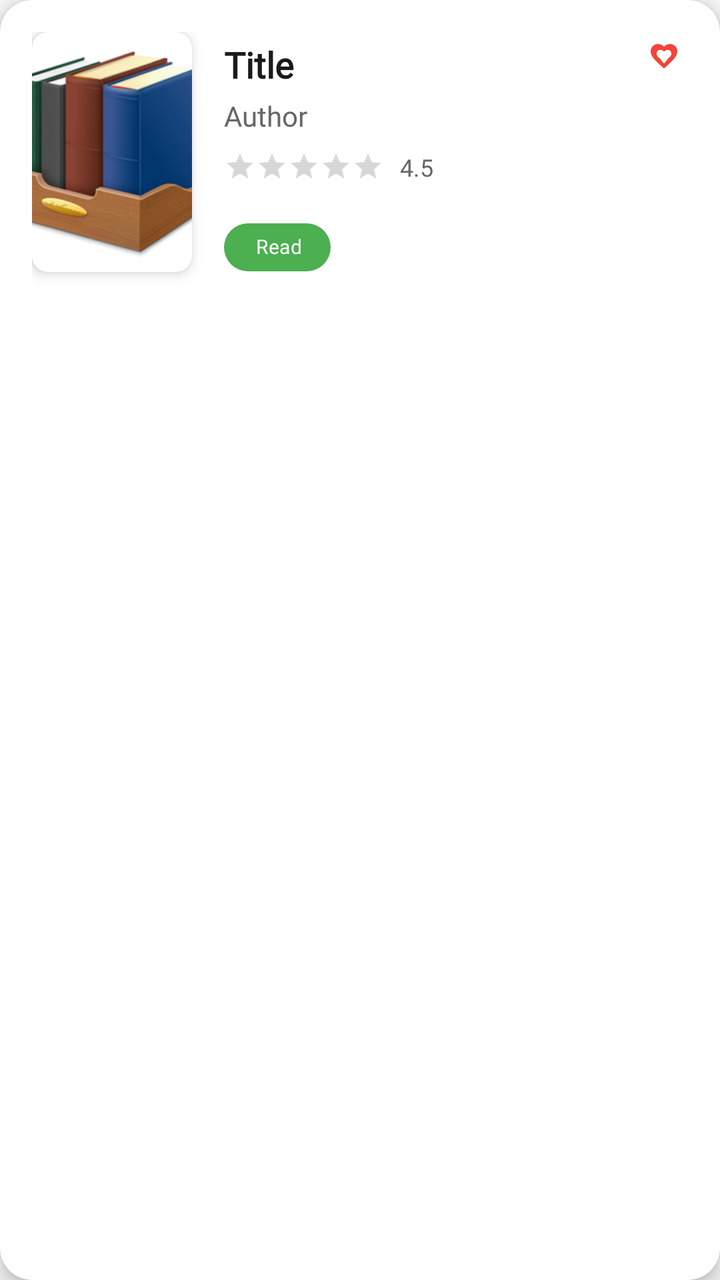
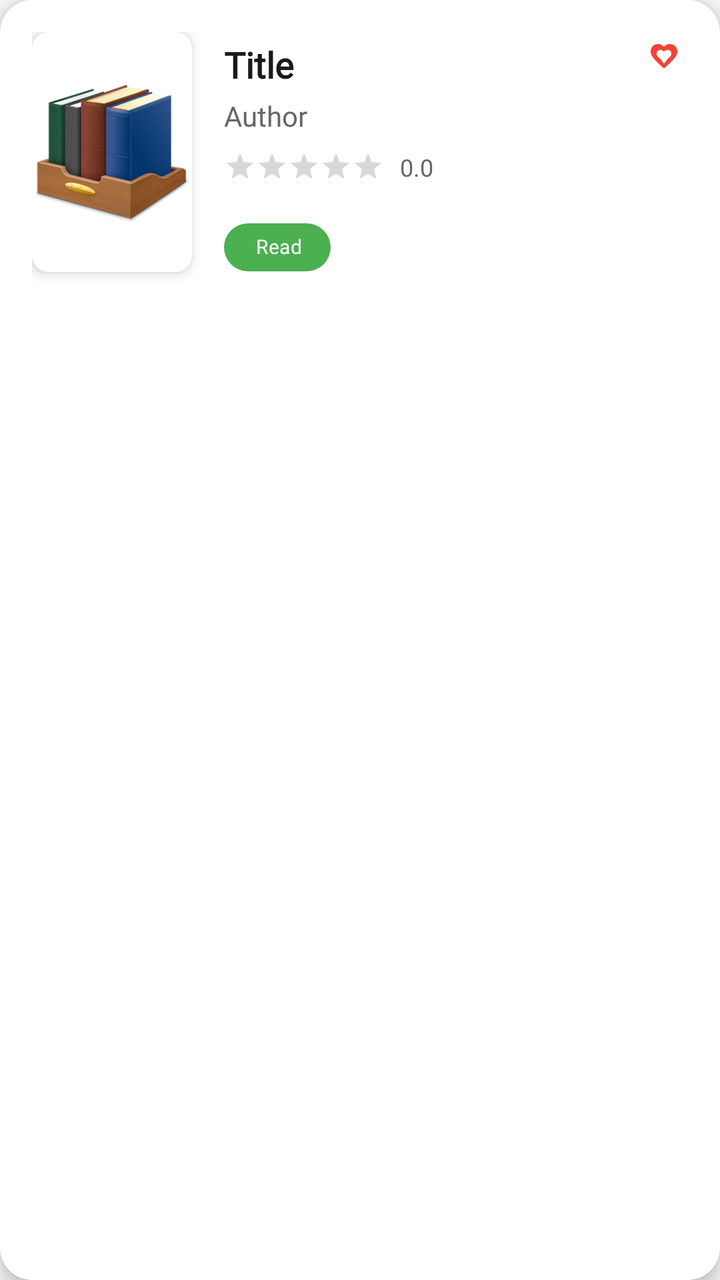

The first picture is an Android layout as it rendered before a commit; the second is the same layout after the commit. The layout source and the unified diff follow.
<!-- AndroidManifest.xml: application theme Theme.BookClub -->
<!-- res/layout/item_book.xml -->
<?xml version="1.0" encoding="utf-8"?>
<com.google.android.material.card.MaterialCardView
    xmlns:android="http://schemas.android.com/apk/res/android"
    xmlns:app="http://schemas.android.com/apk/res-auto"
    android:layout_width="match_parent"
    android:layout_height="wrap_content"
    android:layout_marginBottom="12dp"
    android:layout_marginHorizontal="4dp"
    app:cardCornerRadius="16dp"
    app:cardElevation="6dp"
    app:cardBackgroundColor="@color/card_background"
    android:clickable="true"
    android:focusable="true"
    android:foreground="?android:attr/selectableItemBackground">

    <androidx.constraintlayout.widget.ConstraintLayout
        android:layout_width="match_parent"
        android:layout_height="wrap_content"
        android:padding="16dp">

        
        <com.google.android.material.card.MaterialCardView
            android:id="@+id/coverCardView"
            android:layout_width="80dp"
            android:layout_height="120dp"
            app:cardCornerRadius="8dp"
            app:cardElevation="4dp"
            app:layout_constraintStart_toStartOf="parent"
            app:layout_constraintTop_toTopOf="parent">

            <ImageView
                android:id="@+id/item_image"
                android:layout_width="match_parent"
                android:layout_height="match_parent"
                android:scaleType="centerCrop"
                android:src="@drawable/book_cover"
                android:contentDescription="@string/book_cover" />
        </com.google.android.material.card.MaterialCardView>

        
        <TextView
            android:id="@+id/book_title"
            android:layout_width="0dp"
            android:layout_height="wrap_content"
            android:layout_marginStart="16dp"
            android:layout_marginTop="4dp"
            android:text="@string/title"
            android:textColor="@color/text_primary"
            android:textSize="18sp"
            android:textStyle="bold"
            android:maxLines="2"
            android:ellipsize="end"
            android:fontFamily="@font/roboto_bold"
            app:layout_constraintStart_toEndOf="@id/coverCardView"
            app:layout_constraintEnd_toEndOf="parent"
            app:layout_constraintTop_toTopOf="@id/coverCardView" />

        
        <TextView
            android:id="@+id/book_author"
            android:layout_width="0dp"
            android:layout_height="wrap_content"
            android:layout_marginStart="16dp"
            android:layout_marginTop="4dp"
            android:text="@string/author"
            android:textColor="@color/text_secondary"
            android:textSize="14sp"
            android:maxLines="1"
            android:ellipsize="end"
            android:fontFamily="@font/roboto_regular"
            app:layout_constraintStart_toEndOf="@id/coverCardView"
            app:layout_constraintEnd_toEndOf="parent"
            app:layout_constraintTop_toBottomOf="@id/book_title" />

        
        <LinearLayout
            android:id="@+id/ratingLayout"
            android:layout_width="wrap_content"
            android:layout_height="wrap_content"
            android:layout_marginStart="16dp"
            android:layout_marginTop="8dp"
            android:orientation="horizontal"
            android:gravity="center_vertical"
            app:layout_constraintStart_toEndOf="@id/coverCardView"
            app:layout_constraintTop_toBottomOf="@id/book_author">

            <RatingBar
                android:id="@+id/ratingBar"
                style="?android:attr/ratingBarStyleSmall"
                android:layout_width="wrap_content"
                android:layout_height="wrap_content"
                android:numStars="5"
                android:stepSize="0.5"
                android:isIndicator="true"
                android:progressTint="@color/book_gold"
                android:secondaryProgressTint="@color/text_tertiary" />

            <TextView
                android:id="@+id/ratingText"
                android:layout_width="wrap_content"
                android:layout_height="wrap_content"
                android:layout_marginStart="8dp"
                android:text="4.5"
                android:textColor="@color/text_secondary"
                android:textSize="12sp"
                android:fontFamily="@font/roboto_medium" />
        </LinearLayout>

        
        <com.google.android.material.chip.Chip
            android:id="@+id/statusChip"
            android:layout_width="wrap_content"
            android:layout_height="wrap_content"
            android:layout_marginStart="16dp"
            android:layout_marginTop="8dp"
            android:text="@string/status_read"
            android:textSize="10sp"
            app:chipBackgroundColor="@color/success_color"
            app:chipStartPadding="8dp"
            app:chipEndPadding="8dp"
            app:chipMinHeight="24dp"
            android:textColor="@color/text_on_primary"
            app:layout_constraintStart_toEndOf="@id/coverCardView"
            app:layout_constraintTop_toBottomOf="@id/ratingLayout" />

        
        <ImageView
            android:id="@+id/favoriteIcon"
            android:layout_width="24dp"
            android:layout_height="24dp"
            android:src="@drawable/ic_favorite_border"
            android:background="?attr/selectableItemBackgroundBorderless"
            android:padding="4dp"
            app:tint="@color/error_color"
            app:layout_constraintEnd_toEndOf="parent"
            app:layout_constraintTop_toTopOf="parent"
            android:contentDescription="@string/add_to_favorites" />
    </androidx.constraintlayout.widget.ConstraintLayout>

</com.google.android.material.card.MaterialCardView>
<!-- resources referenced by this layout -->
<resources>
  <color name="book_gold">#FFD700</color>
  <color name="card_background">#FFFFFF</color>
  <color name="error_color">#F44336</color>
  <color name="success_color">#4CAF50</color>
  <color name="text_on_primary">#FFFFFF</color>
  <color name="text_primary">#1A1A1A</color>
  <color name="text_secondary">#666666</color>
  <color name="text_tertiary">#999999</color>
  <string name="add_to_favorites">Add to Favorites</string>
  <string name="author">Author</string>
  <string name="book_cover">Book Cover</string>
  <string name="status_read">Read</string>
  <string name="title">Title</string>
  <color name="primary_color">#2E7D9A</color>
  <color name="primary_variant">#1E5F75</color>
  <color name="secondary_color">#F4A261</color>
  <color name="secondary_variant">#E76F51</color>
  <color name="surface_color">#FFFFFF</color>
  <color name="background_primary">#FAFAFA</color>
  <style name="TextAppearance.BookClub.Headline1" parent="TextAppearance.MaterialComponents.Headline1">
          <item name="fontFamily">@font/roboto_bold</item>
          <item name="android:textColor">@color/text_primary</item>
          <item name="android:textSize">96sp</item>
      </style>
  <style name="TextAppearance.BookClub.Headline2" parent="TextAppearance.MaterialComponents.Headline2">
          <item name="fontFamily">@font/roboto_bold</item>
          <item name="android:textColor">@color/text_primary</item>
          <item name="android:textSize">60sp</item>
      </style>
  <style name="TextAppearance.BookClub.Headline3" parent="TextAppearance.MaterialComponents.Headline3">
          <item name="fontFamily">@font/roboto_bold</item>
          <item name="android:textColor">@color/text_primary</item>
          <item name="android:textSize">48sp</item>
      </style>
  <style name="TextAppearance.BookClub.Headline4" parent="TextAppearance.MaterialComponents.Headline4">
          <item name="fontFamily">@font/roboto_bold</item>
          <item name="android:textColor">@color/text_primary</item>
          <item name="android:textSize">34sp</item>
      </style>
  <style name="TextAppearance.BookClub.Headline5" parent="TextAppearance.MaterialComponents.Headline5">
          <item name="fontFamily">@font/roboto_bold</item>
          <item name="android:textColor">@color/text_primary</item>
          <item name="android:textSize">24sp</item>
      </style>
  <style name="TextAppearance.BookClub.Headline6" parent="TextAppearance.MaterialComponents.Headline6">
          <item name="fontFamily">@font/roboto_bold</item>
          <item name="android:textColor">@color/text_primary</item>
          <item name="android:textSize">20sp</item>
      </style>
  <style name="TextAppearance.BookClub.Body1" parent="TextAppearance.MaterialComponents.Body1">
          <item name="fontFamily">@font/roboto_regular</item>
          <item name="android:textColor">@color/text_primary</item>
          <item name="android:textSize">16sp</item>
      </style>
  <style name="TextAppearance.BookClub.Body2" parent="TextAppearance.MaterialComponents.Body2">
          <item name="fontFamily">@font/roboto_regular</item>
          <item name="android:textColor">@color/text_secondary</item>
          <item name="android:textSize">14sp</item>
      </style>
  <style name="ShapeAppearance.BookClub.SmallComponent" parent="ShapeAppearance.MaterialComponents.SmallComponent">
          <item name="cornerFamily">rounded</item>
          <item name="cornerSize">8dp</item>
      </style>
  <style name="ShapeAppearance.BookClub.MediumComponent" parent="ShapeAppearance.MaterialComponents.MediumComponent">
          <item name="cornerFamily">rounded</item>
          <item name="cornerSize">12dp</item>
      </style>
  <style name="ShapeAppearance.BookClub.LargeComponent" parent="ShapeAppearance.MaterialComponents.LargeComponent">
          <item name="cornerFamily">rounded</item>
          <item name="cornerSize">16dp</item>
      </style>
  <!-- unchanged entries left out for length: 3 -->
</resources>

<!-- the commit's change to res/layout/item_book.xml (unified diff, before → after) -->
@@ -31,10 +31,12 @@
             <ImageView
                 android:id="@+id/item_image"
                 android:layout_width="match_parent"
-                android:layout_height="match_parent"
+                android:layout_height="wrap_content"
+                android:adjustViewBounds="true"
+                android:layout_gravity="center"
                 android:scaleType="centerCrop"
-                android:src="@drawable/book_cover"
-                android:contentDescription="@string/book_cover" />
+                android:contentDescription="@string/book_cover"
+                android:src="@drawable/book_cover" />
         </com.google.android.material.card.MaterialCardView>
 
         
@@ -100,7 +102,7 @@
                 android:layout_width="wrap_content"
                 android:layout_height="wrap_content"
                 android:layout_marginStart="8dp"
-                android:text="4.5"
+                android:text="0.0"
                 android:textColor="@color/text_secondary"
                 android:textSize="12sp"
                 android:fontFamily="@font/roboto_medium" />
@@ -135,6 +137,7 @@
             app:layout_constraintEnd_toEndOf="parent"
             app:layout_constraintTop_toTopOf="parent"
             android:contentDescription="@string/add_to_favorites" />
+
     </androidx.constraintlayout.widget.ConstraintLayout>
 
 </com.google.android.material.card.MaterialCardView>
